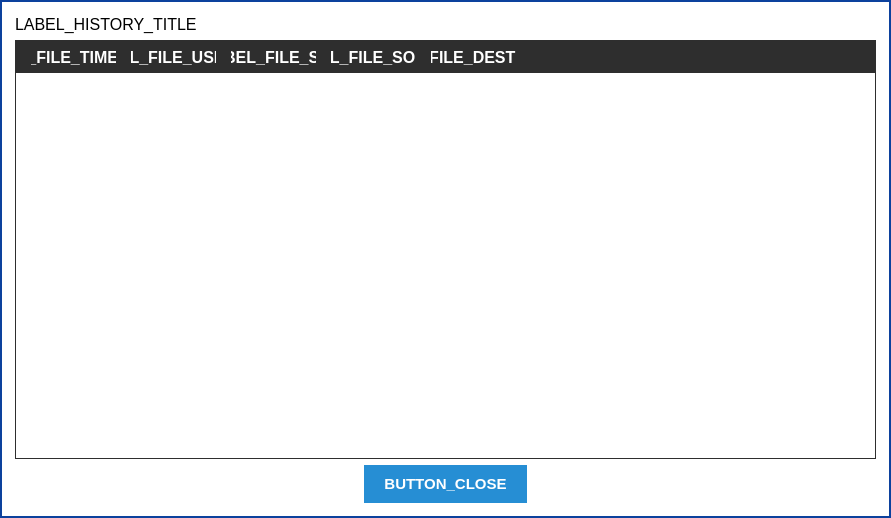
Above: parsec/core/gui/forms/file_history_dialog.ui from Scille/parsec-cloud before the change. Below: the same form after it.
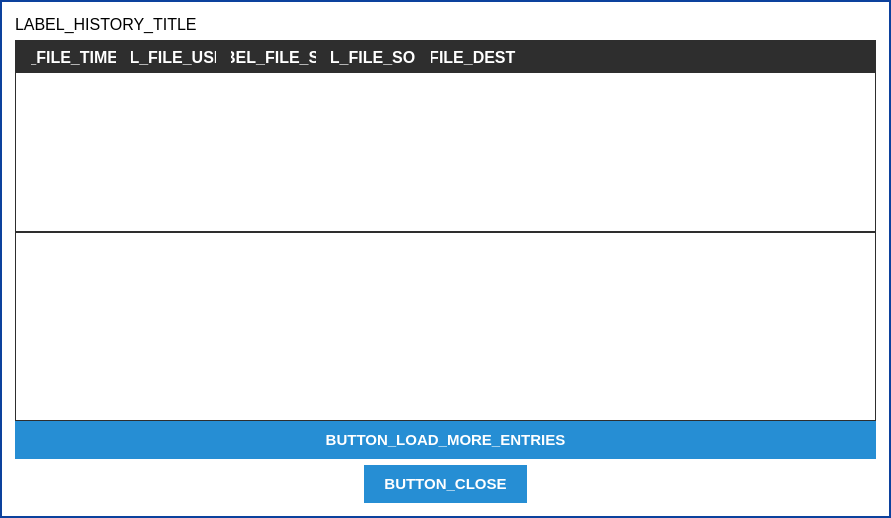
That is the form after the change. Icons and pictures are not drawn. Custom widgets are drawn as their Qt base class.

```diff
--- a/parsec/core/gui/forms/file_history_dialog.ui
+++ b/parsec/core/gui/forms/file_history_dialog.ui
@@ -59,6 +59,11 @@
 border: 1px solid rgb(46, 46, 46);
 }
 
+QFrame#spinner_frame
+{
+border: 1px solid rgb(46, 46, 46);
+}
+
 QScrollBar::handle:vertical
 {
 background: rgb(46, 46, 46);
@@ -216,7 +221,10 @@
        </layout>
       </item>
       <item>
-       <layout class="QVBoxLayout" name="verticalLayout_3">
+       <layout class="QVBoxLayout" name="vertical_layout">
+        <property name="spacing">
+         <number>0</number>
+        </property>
         <property name="topMargin">
          <number>0</number>
         </property>
@@ -331,6 +339,38 @@
           </column>
          </widget>
         </item>
+        <item>
+         <widget class="QFrame" name="spinner_frame">
+          <property name="sizePolicy">
+           <sizepolicy hsizetype="Expanding" vsizetype="Expanding">
+            <horstretch>0</horstretch>
+            <verstretch>0</verstretch>
+           </sizepolicy>
+          </property>
+          <widget class="QWidget" name="verticalLayoutWidget">
+           <property name="geometry">
+            <rect>
+             <x>0</x>
+             <y>0</y>
+             <width>321</width>
+             <height>101</height>
+            </rect>
+           </property>
+           <layout class="QVBoxLayout" name="spinner_layout">
+            <property name="sizeConstraint">
+             <enum>QLayout::SetNoConstraint</enum>
+            </property>
+           </layout>
+          </widget>
+         </widget>
+        </item>
+        <item>
+         <widget class="QPushButton" name="button_load_more_entries">
+          <property name="text">
+           <string>BUTTON_LOAD_MORE_ENTRIES</string>
+          </property>
+         </widget>
+        </item>
        </layout>
       </item>
       <item>
```
